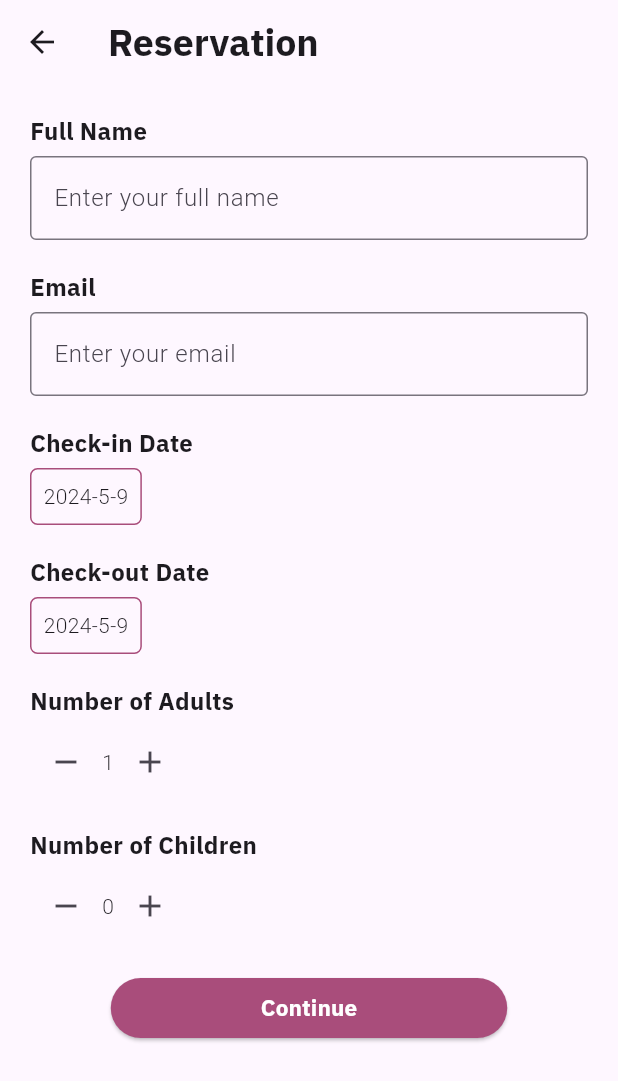
After one commit to iir-projets/fullStack-hotelBooking-web-mobile, a Flutter app: the ReservationPage screen opened directly, on a phone screen of 412 x 824 dp. The commit adds this screen. Shown: the top 1081 px of the screen. Run offline on Flutter 3.47's test engine with Material 3 defaults, Android fonts, the phone set to English and light mode, and no system bars; our stand-ins replace curved_labeled_navigation_bar, smooth_page_indicator.

Commit message:
commit 3

```diff
--- a/Frontend/LUXE_VUE_HOTEL/package.json
+++ b/Frontend/LUXE_VUE_HOTEL/package.json
@@ -21,6 +21,6 @@
     "eslint-plugin-react": "^7.34.1",
     "eslint-plugin-react-hooks": "^4.6.0",
     "eslint-plugin-react-refresh": "^0.4.6",
-    "vite": "^5.2.0"
+    "vite": "^5.2.11"
   }
 }
--- /dev/null
+++ b/Frontend_mobile/hotelbooking/lib/reserve_room.dart
@@ -0,0 +1,291 @@
+import 'package:flutter/material.dart';
+
+class ReservationPage extends StatefulWidget {
+  const ReservationPage({Key? key}) : super(key: key);
+
+  @override
+  _ReservationPageState createState() => _ReservationPageState();
+}
+
+class _ReservationPageState extends State<ReservationPage> {
+  String fullName = '';
+  String email = '';
+  late DateTime checkInDate = DateTime.now();
+  late DateTime checkOutDate = DateTime.now();
+  int numberOfAdults = 1;
+  int numberOfChildren = 0;
+
+  final FocusNode _fullNameFocusNode = FocusNode();
+  final FocusNode _emailFocusNode = FocusNode();
+
+  @override
+  void dispose() {
+    _fullNameFocusNode.dispose();
+    _emailFocusNode.dispose();
+    super.dispose();
+  }
+
+  @override
+  Widget build(BuildContext context) {
+    return Scaffold(
+      appBar: AppBar(
+        title: Text(
+          'Reservation',
+          style: TextStyle(
+            fontSize: 25,
+            fontFamily: 'IBM',
+            fontWeight: FontWeight.bold,
+          ),
+        ),
+      ),
+      body: Padding(
+        padding: EdgeInsets.all(20.0),
+        child: SingleChildScrollView(
+          child: Column(
+            crossAxisAlignment: CrossAxisAlignment.start,
+            children: [
+              Text(
+                'Full Name',
+                style: TextStyle(
+                  fontSize: 16,
+                  fontFamily: 'IBM',
+                  fontWeight: FontWeight.bold,
+                ),
+              ),
+              SizedBox(height: 5),
+              TextFormField(
+                focusNode: _fullNameFocusNode,
+                onChanged: (value) {
+                  setState(() {
+                    fullName = value;
+                  });
+                },
+                decoration: InputDecoration(
+                  hintText: 'Enter your full name',
+                  border: OutlineInputBorder(
+                    borderSide: BorderSide(
+                      color: _fullNameFocusNode.hasFocus ? Color.fromRGBO(169, 77, 123, 1) : Colors.grey,
+                    ),
+                  ),
+                ),
+              ),
+              SizedBox(height: 20),
+              Text(
+                'Email',
+                style: TextStyle(
+                  fontSize: 16,
+                  fontFamily: 'IBM',
+                  fontWeight: FontWeight.bold,
+                ),
+              ),
+              SizedBox(height: 5),
+              TextFormField(
+                focusNode: _emailFocusNode,
+                onChanged: (value) {
+                  setState(() {
+                    email = value;
+                  });
+                },
+                decoration: InputDecoration(
+                  hintText: 'Enter your email',
+                  border: OutlineInputBorder(
+                    borderSide: BorderSide(
+                      color: _emailFocusNode.hasFocus ? Color.fromRGBO(169, 77, 123, 1) : Colors.grey,
+                    ),
+                  ),
+                ),
+              ),
+              SizedBox(height: 20),
+              Text(
+                'Check-in Date',
+                style: TextStyle(
+                  fontSize: 16,
+                  fontFamily: 'IBM',
+                  fontWeight: FontWeight.bold,
+                ),
+              ),
+              SizedBox(height: 5),
+              InkWell(
+                onTap: () async {
+                  final DateTime? picked = await showDatePicker(
+                    context: context,
+                    initialDate: DateTime.now(),
+                    firstDate: DateTime.now(),
+                    lastDate: DateTime(2101),
+                    builder: (BuildContext context, Widget? child) {
+                      return Theme(
+                        data: ThemeData.light().copyWith(
+                          colorScheme: ColorScheme.light(
+                            primary: Color.fromRGBO(169, 77, 123, 1),
+                          ),
+                        ),
+                        child: child!,
+                      );
+                    },
+                  );
+                  if (picked != null && picked != checkInDate) {
+                    setState(() {
+                      checkInDate = picked;
+                    });
+                  }
+                },
+                child: Container(
+                  decoration: BoxDecoration(
+                    border: Border.all(
+                      color: Color.fromRGBO(169, 77, 123, 1),
+                    ),
+                    borderRadius: BorderRadius.circular(5.0),
+                  ),
+                  child: Padding(
+                    padding: const EdgeInsets.all(8.0),
+                    child: Text(
+                      checkInDate == null
+                          ? 'Select Check-in Date'
+                          : '${checkInDate.year}-${checkInDate.month}-${checkInDate.day}',
+                    ),
+                  ),
+                ),
+              ),
+              SizedBox(height: 20),
+              Text(
+                'Check-out Date',
+                style: TextStyle(
+                  fontSize: 16,
+                  fontFamily: 'IBM',
+                  fontWeight: FontWeight.bold,
+                ),
+              ),
+              SizedBox(height: 5),
+              InkWell(
+                onTap: () async {
+                  final DateTime? picked = await showDatePicker(
+                    context: context,
+                    initialDate: DateTime.now(),
+                    firstDate: DateTime.now(),
+                    lastDate: DateTime(2101),
+                    builder: (BuildContext context, Widget? child) {
+                      return Theme(
+                        data: ThemeData.light().copyWith(
+                          colorScheme: ColorScheme.light(
+                            primary: Color.fromRGBO(169, 77, 123, 1),
+                          ),
+                        ),
+                        child: child!,
+                      );
+                    },
+                  );
+                  if (picked != null && picked != checkOutDate) {
+                    setState(() {
+                      checkOutDate = picked;
+                    });
+                  }
+                },
+                child: Container(
+                  decoration: BoxDecoration(
+                    border: Border.all(
+                      color: Color.fromRGBO(169, 77, 123, 1),
+                    ),
+                    borderRadius: BorderRadius.circular(5.0),
+                  ),
+                  child: Padding(
+                    padding: const EdgeInsets.all(8.0),
+                    child: Text(
+                      checkOutDate == null
+                          ? 'Select Check-out Date'
+                          : '${checkOutDate.year}-${checkOutDate.month}-${checkOutDate.day}',
+                    ),
+                  ),
+                ),
+              ),
+              SizedBox(height: 20),
+              Text(
+                'Number of Adults',
+                style: TextStyle(
+                  fontSize: 16,
+                  fontFamily: 'IBM',
+                  fontWeight: FontWeight.bold,
+                ),
+              ),
+              SizedBox(height: 5),
+              Row(
+                children: [
+                  IconButton(
+                    icon: Icon(Icons.remove),
+                    onPressed: () {
+                      setState(() {
+                        if (numberOfAdults > 1) numberOfAdults--;
+                      });
+                    },
+                  ),
+                  Text('$numberOfAdults'),
+                  IconButton(
+                    icon: Icon(Icons.add),
+                    onPressed: () {
+                      setState(() {
+                        numberOfAdults++;
+                      });
+                    },
+                  ),
+                ],
+              ),
+              SizedBox(height: 20),
+              Text(
+                'Number of Children',
+                style: TextStyle(
+                  fontSize: 16,
+                  fontFamily: 'IBM',
+                  fontWeight: FontWeight.bold,
+                ),
+              ),
+              SizedBox(height: 5),
+              Row(
+                children: [
+                  IconButton(
+                    icon: Icon(Icons.remove),
+                    onPressed: () {
+                      setState(() {
+                        if (numberOfChildren > 0) numberOfChildren--;
+                      });
+                    },
+                  ),
+                  Text('$numberOfChildren'),
+                  IconButton(
+                    icon: Icon(Icons.add),
+                    onPressed: () {
+                      setState(() {
+                        numberOfChildren++;
+                      });
+                    },
+                  ),
+                ],
+              ),
+              SizedBox(height: 20),
+              Center(
+                child: ElevatedButton(
+                  onPressed: () {
+                    // Implement your logic here to find the booking
+                  },
+                  style: ButtonStyle(
+                    padding: MaterialStateProperty.all<EdgeInsetsGeometry>(
+                      EdgeInsets.symmetric(vertical: 9, horizontal: 100),
+                    ), // Adjusted padding
+                    backgroundColor:
+                    MaterialStateProperty.all<Color>(Color.fromRGBO(169, 77, 123, 1)),
+                    foregroundColor: MaterialStateProperty.all<Color>(Colors.white),
+                  ),
+                  child: Text(
+                    'Continue',
+                    style: TextStyle(
+                      fontSize: 15,
+                      fontFamily: "IBM", // Adjusted font size
+                    ),
+                  ),
+                ),
+              ),
+            ],
+          ),
+        ),
+      ),
+    );
+  }
+}
--- a/Frontend_mobile/hotelbooking/pubspec.yaml
+++ b/Frontend_mobile/hotelbooking/pubspec.yaml
@@ -34,6 +34,7 @@ dependencies:
     sdk: flutter
   curved_labeled_navigation_bar: ^2.0.2
   cupertino_icons: ^1.0.6
+  http: ^0.13.3
 
 
 
```
Also changed, not shown: Frontend_mobile/hotelbooking/lib/login_screen.dart (+45 -10 lines), Frontend_mobile/hotelbooking/lib/profile_screen.dart (+34 -8 lines), Frontend/LUXE_VUE_HOTEL/package-lock.json, Frontend_mobile/hotelbooking/pubspec.lock.
